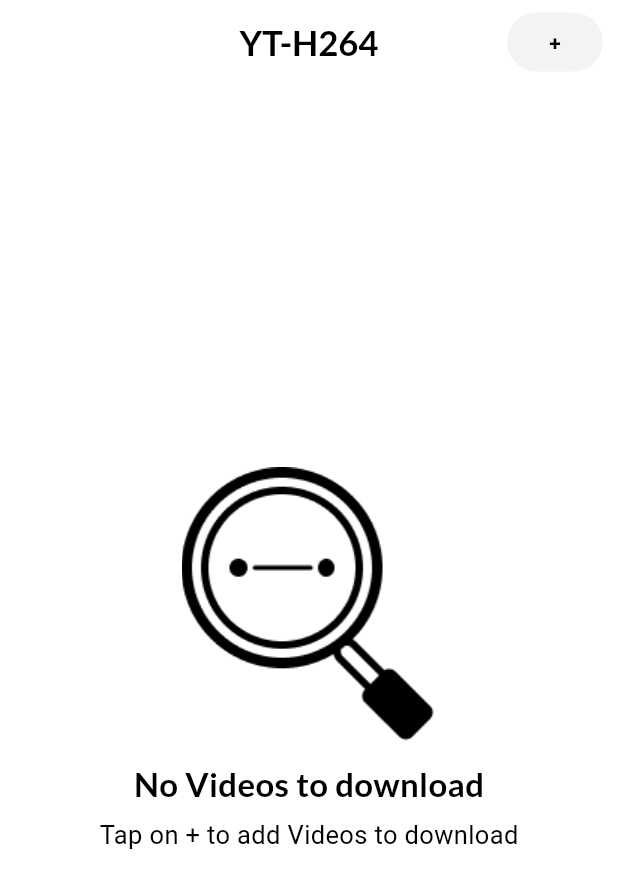
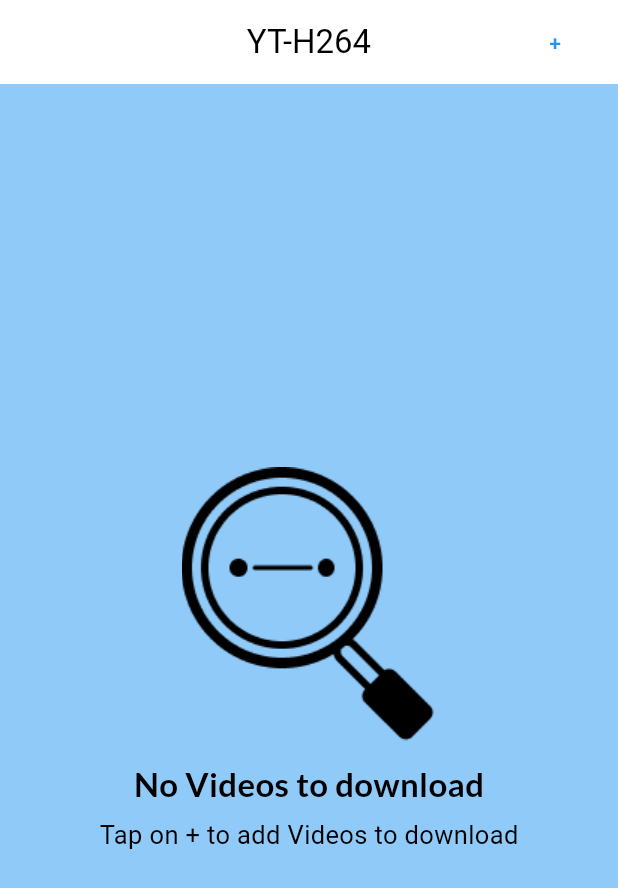
Before and after one commit to CopticFelo/YTH264, a Flutter app: the screen it shows after launch, on a phone screen of 412 x 824 dp. Shown: the top 888 px of the screen. Run offline on Flutter 3.47's test engine with Material 3 defaults, Android fonts, the phone set to English and light mode, and no system bars; drawn by our look-alikes of dynamic_color; our stand-ins replace another_flushbar, device_info_plus, flutter_screenutil, google_fonts, permission_handler, shared_preferences; missing offline and left inert: clipboard, ffmpeg_kit_flutter_full, receive_sharing_intent, remove_emoji, youtube_explode_dart.

Commit message:
QueueWidgets Material 3 redesign

```diff
--- a/lib/Models/QueueModel.dart
+++ b/lib/Models/QueueModel.dart
@@ -27,7 +27,7 @@ class QueueModel with ChangeNotifier {
               child:
                   QueueWidget(ytobj: obj as YoutubeQueueObject, index: index),
             )),
-        duration: Duration(milliseconds: 100));
+        duration: Duration(milliseconds: 0));
     keys.removeAt(index);
     _downloadQueue.removeAt(index);
     isEmpty = _downloadQueue.isEmpty;
--- a/lib/Screens/Queue.dart
+++ b/lib/Screens/Queue.dart
@@ -89,12 +89,9 @@ class _QueuePageState extends State<QueuePage> {
       appBar: AppBar(
         centerTitle: true,
         elevation: 0,
-        title: Text('YT-H264',
-            style: GoogleFonts.lato(
-                textStyle: TextStyle(
-                    color: Colors.black,
-                    fontWeight: FontWeight.bold,
-                    fontSize: MediaQuery.of(context).size.height * 0.028))),
+        title: Text(
+          'YT-H264',
+        ),
         actions: [
           Padding(
             padding: EdgeInsets.fromLTRB(
@@ -107,11 +104,9 @@ class _QueuePageState extends State<QueuePage> {
               child: Consumer(
                 builder: (context, value, child) => TextButton(
                   style: ButtonStyle(
-                      backgroundColor: MaterialStateProperty.all(
-                          Theme.of(context).colorScheme.onBackground),
                       overlayColor: MaterialStateProperty.all(
-                        Colors.grey[700],
-                      )),
+                    Colors.grey[700],
+                  )),
                   onPressed: () => showModalBottomSheet(
                       isScrollControlled: true,
                       backgroundColor: Colors.transparent,
@@ -138,14 +133,9 @@ class _QueuePageState extends State<QueuePage> {
                     }
                   }),
                   child: Center(
-                    child: Text('+',
-                        style: TextStyle(
-                            color: Colors.black,
-                            fontFamily: 'Roboto',
-                            fontWeight: FontWeight.bold,
-                            fontSize:
-                                MediaQuery.of(context).size.height * 0.017)),
-                  ),
+                      child: Text(
+                    '+',
+                  )),
                 ),
               ),
             ),
--- a/lib/main.dart
+++ b/lib/main.dart
@@ -1,5 +1,6 @@
 import 'dart:ui';
 import 'package:YT_H264/Models/QueueModel.dart';
+import 'package:dynamic_color/dynamic_color.dart';
 import 'package:flutter/services.dart';
 import 'package:flutter/material.dart';
 import 'package:flutter_screenutil/flutter_screenutil.dart';
@@ -20,33 +21,30 @@ class VividApp extends StatefulWidget {
 }
 
 class _VividAppState extends State<VividApp> {
+  final _defaultLightColorScheme =
+      ColorScheme.fromSwatch(primarySwatch: Colors.blue);
+
+  final _defaultDarkColorScheme = ColorScheme.fromSwatch(
+      primarySwatch: Colors.blue, brightness: Brightness.dark);
   @override
   Widget build(BuildContext context) {
     SystemChrome.setEnabledSystemUIMode(SystemUiMode.manual,
         overlays: [SystemUiOverlay.top]);
+    return DynamicColorBuilder(builder: (_light, _dark) {
       return ScreenUtilInit(
           designSize: const Size(390, 844),
           builder: (context, child) {
             return MaterialApp(
                 debugShowCheckedModeBanner: false,
-              themeMode: ThemeMode.light,
-              theme: ThemeData(
-                  appBarTheme: const AppBarTheme(backgroundColor: Colors.white),
-                  colorScheme: ColorScheme(
-                      brightness: Brightness.light,
-                      primary: Colors.white,
-                      onPrimary: const Color.fromARGB(100, 235, 235, 235),
-                      secondary: Colors.black,
-                      onSecondary: Colors.white,
-                      error: Colors.red[700]!,
-                      onError: Colors.white,
-                      background: Colors.white,
-                      onBackground: Color.fromARGB(150, 235, 235, 235),
-                      surface: Colors.white,
-                      onSurface: Colors.black)),
+                themeMode: ThemeMode.system,
+                theme: ThemeData.from(
+                    colorScheme: _light ?? _defaultLightColorScheme),
+                darkTheme: ThemeData.from(
+                    colorScheme: _dark ?? _defaultDarkColorScheme),
                 home: ChangeNotifierProvider(
                     create: (context) => QueueModel(),
                     builder: (context, child) => QueuePage()));
           });
+    });
   }
 }
--- a/pubspec.yaml
+++ b/pubspec.yaml
@@ -48,6 +48,7 @@ dependencies:
     flutter_screenutil:
     clipboard:
     device_info_plus: ^9.1.2
+    dynamic_color: ^1.7.0
 
 dev_dependencies:
     flutter_test:
```
Also changed, not shown: lib/Widgets/QueueWidget.dart (+72 -101 lines), pubspec.lock. Lines whose indentation alone changed are shown as unchanged.
